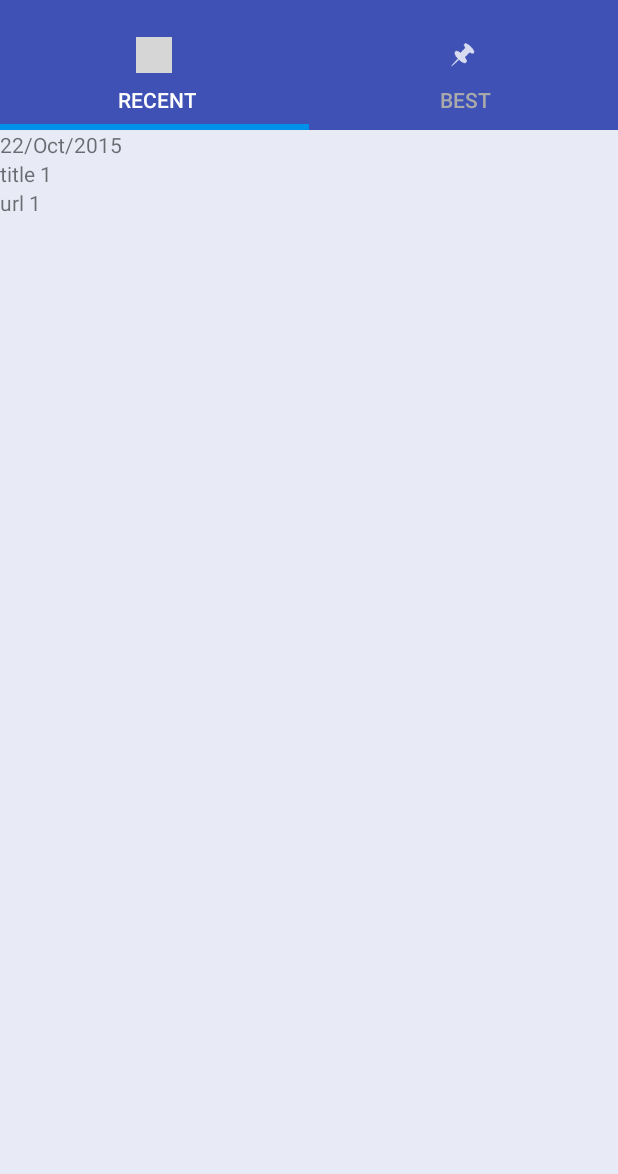
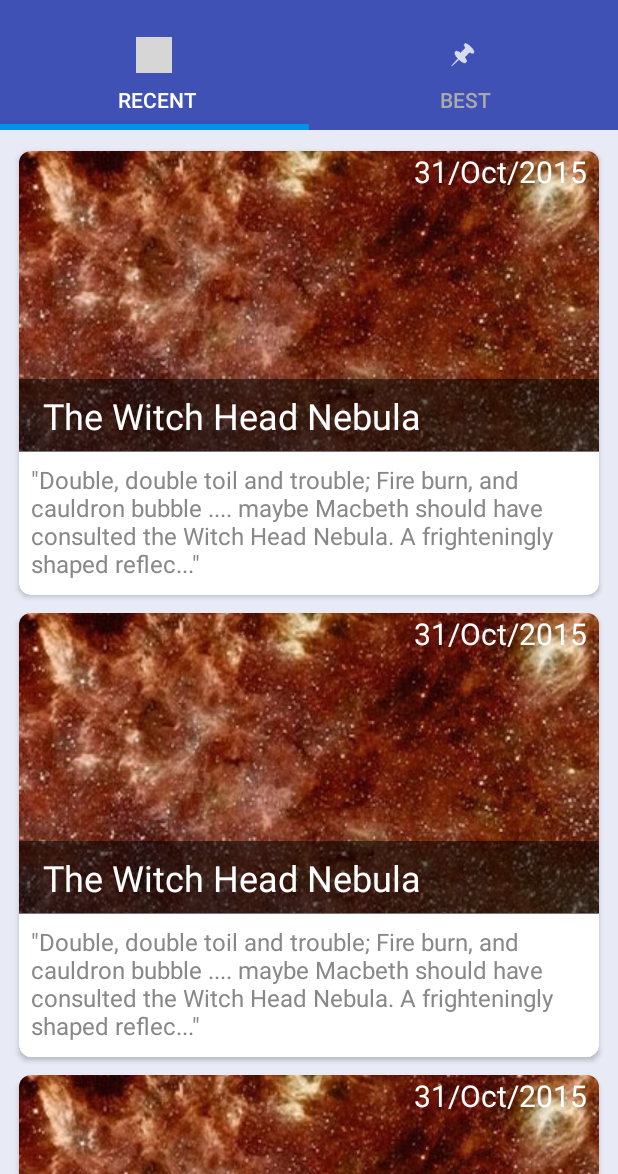
Before and after one commit to danielgimenes/NasaPic, an Android app: the screen it shows after launch (MainActivity), on a phone screen of 412 x 824 dp, the part 62-1236 px from its top. Run offline under Robolectric (Android 15) with nearby library versions, the phone set to English and light mode, and no system bars; our stand-ins replace ButterKnife, Picasso; pictures from the network do not load; 7 statements that could not run were skipped; grey boxes are pictures that could not be loaded.

Commit message:
a first design of the card views (still with mock data)

```diff
--- a/app/src/main/java/br/com/dgimenes/nasapic/control/adapter/APODListAdapter.java
+++ b/app/src/main/java/br/com/dgimenes/nasapic/control/adapter/APODListAdapter.java
@@ -1,25 +1,36 @@
 package br.com.dgimenes.nasapic.control.adapter;
 
+import android.content.Context;
+import android.net.Uri;
 import android.support.v7.widget.RecyclerView;
 import android.view.LayoutInflater;
 import android.view.View;
 import android.view.ViewGroup;
+import android.widget.ImageView;
 import android.widget.TextView;
 
+import com.squareup.picasso.Picasso;
+
+import java.lang.ref.WeakReference;
 import java.text.SimpleDateFormat;
 import java.util.List;
 
 import br.com.dgimenes.nasapic.R;
 import br.com.dgimenes.nasapic.model.APOD;
+import br.com.dgimenes.nasapic.service.DefaultPicasso;
 import butterknife.Bind;
 import butterknife.ButterKnife;
 
 public class APODListAdapter extends RecyclerView.Adapter<APODListAdapter.ViewHolder> {
 
+    private final Picasso picasso;
     private List<APOD> dataset;
+    private WeakReference<Context> contextWeak;
 
     private static final String APOD_DATE_FORMAT = "dd/MMM/yyyy";
     private static SimpleDateFormat dateFormatter = new SimpleDateFormat(APOD_DATE_FORMAT);
+    private APODListAdapter.ErrorListener errorListener;
+    private int listWidth;
 
     public class ViewHolder extends RecyclerView.ViewHolder {
 
@@ -29,17 +40,30 @@ public class APODListAdapter extends RecyclerView.Adapter<APODListAdapter.ViewHo
         @Bind(R.id.title)
         public TextView titleTextView;
 
-        @Bind(R.id.url)
-        public TextView urlTextView;
+        @Bind(R.id.explanation)
+        public TextView explanationTextView;
 
-        public ViewHolder(View rootView) {
-            super(rootView);
-            ButterKnife.bind(this, rootView);
+        @Bind(R.id.apod_preview_image)
+        public ImageView apodPreviewImageView;
+
+        public ViewHolder(View cardView) {
+            super(cardView);
+            ButterKnife.bind(this, cardView);
         }
     }
 
-    public APODListAdapter(List<APOD> dataset) {
+    public APODListAdapter(Context context, List<APOD> dataset, ErrorListener errorListener,
+                           int listWidth) {
         this.dataset = dataset;
+        this.errorListener = errorListener;
+        this.listWidth = listWidth;
+        this.picasso = DefaultPicasso.get(context, new Picasso.Listener() {
+            @Override
+            public void onImageLoadFailed(Picasso picasso, Uri uri, Exception exception) {
+                displayErrorMessage(R.string.error_downloading_apod);
+            }
+        });
+        this.contextWeak = new WeakReference<>(context);
     }
 
     @Override
@@ -53,8 +77,35 @@ public class APODListAdapter extends RecyclerView.Adapter<APODListAdapter.ViewHo
     public void onBindViewHolder(ViewHolder viewHolder, int position) {
         APOD apod = dataset.get(position);
         viewHolder.dateTextView.setText(dateFormatter.format(apod.getDate()));
-        viewHolder.titleTextView.setText(apod.getTitle());
-        viewHolder.urlTextView.setText(apod.getUrl());
+        viewHolder.titleTextView.setText(limitString(apod.getTitle(), 28));
+        viewHolder.explanationTextView.setText(addQuotes(limitString(apod.getExplanation(), 160)));
+        viewHolder.apodPreviewImageView.setTag(apod.getUrl());
+    }
+
+    private String limitString(String text, int maxCharacters) {
+        if (maxCharacters < text.length()) {
+            return text.substring(0, maxCharacters - 3) + "...";
+        } else {
+            return text;
+        }
+    }
+
+    private String addQuotes(String text) {
+        return "\"" + text + "\"";
+    }
+
+    @Override
+    public void onViewAttachedToWindow(ViewHolder viewHolder) {
+        String src = (String) viewHolder.apodPreviewImageView.getTag();
+        picasso.load(src).placeholder(R.drawable.loading).resize(listWidth, 0)
+                .into(viewHolder.apodPreviewImageView);
+    }
+
+    private void displayErrorMessage(int errorMessageResource) {
+        if (errorListener != null) {
+            String errorMessage = contextWeak.get().getResources().getString(errorMessageResource);
+            errorListener.error(errorMessage);
+        }
     }
 
     @Override
@@ -62,6 +113,7 @@ public class APODListAdapter extends RecyclerView.Adapter<APODListAdapter.ViewHo
         return dataset.size();
     }
 
-
-
+    public interface ErrorListener {
+        void error(String errorMessage);
+    }
 }
--- a/app/src/main/java/br/com/dgimenes/nasapic/control/fragment/RecentPicturesFragment.java
+++ b/app/src/main/java/br/com/dgimenes/nasapic/control/fragment/RecentPicturesFragment.java
@@ -1,13 +1,18 @@
 package br.com.dgimenes.nasapic.control.fragment;
 
+import android.content.Context;
+import android.graphics.Point;
 import android.os.Bundle;
 import android.support.annotation.Nullable;
+import android.support.design.widget.Snackbar;
 import android.support.v4.app.Fragment;
 import android.support.v7.widget.LinearLayoutManager;
 import android.support.v7.widget.RecyclerView;
+import android.view.Display;
 import android.view.LayoutInflater;
 import android.view.View;
 import android.view.ViewGroup;
+import android.view.WindowManager;
 
 import java.text.ParseException;
 import java.text.SimpleDateFormat;
@@ -20,7 +25,7 @@ import br.com.dgimenes.nasapic.model.APOD;
 import butterknife.Bind;
 import butterknife.ButterKnife;
 
-public class RecentPicturesFragment extends Fragment {
+public class RecentPicturesFragment extends Fragment implements APODListAdapter.ErrorListener {
 
     @Bind(R.id.recent_pics_recycler_view)
     RecyclerView recyclerView;
@@ -44,16 +49,17 @@ public class RecentPicturesFragment extends Fragment {
         recyclerViewLayoutManager = new LinearLayoutManager(getActivity());
         recyclerView.setLayoutManager(recyclerViewLayoutManager);
 
-
         List<APOD> apods = new ArrayList<>();
         try {
-            apods.add(new APOD("url 1", "explanation 1", "title 1", new SimpleDateFormat("dd/MM/yyyy").parse("22/10/2015")));
-            apods.add(new APOD("url 2", "explanation 2", "title 2", new SimpleDateFormat("dd/MM/yyyy").parse("21/10/2015")));
-            apods.add(new APOD("url 3", "explanation 3", "title 3", new SimpleDateFormat("dd/MM/yyyy").parse("20/10/2015")));
+            APOD apod1 = new APOD("http://apod.nasa.gov/apod/image/1510/IC2118_A_full900.jpg", "Double, double toil and trouble; Fire burn, and cauldron bubble .... maybe Macbeth should have consulted the Witch Head Nebula. A frighteningly shaped reflection nebula, this cosmic crone is about 800 light-years away though. Its malevolent visage seems to glare toward nearby bright star Rigel in Orion, just off the right edge of this frame. More formally known as IC 2118, the interstellar cloud of dust and gas is nearly 70 light-years across, its dust grains reflecting Rigel's starlight. In this composite portrait, the nebula's color is caused not only by the star's intense bluish light but because the dust grains scatter blue light more efficiently than red. The same physical process causes Earth's daytime sky to appear blue, although the scatterers in planet Earth's atmosphere are molecules of nitrogen and oxygen.", "The Witch Head Nebula", new SimpleDateFormat("dd/MM/yyyy").parse("31/10/2015"));
+            apods.add(apod1);
+            apods.add(apod1);
+            apods.add(apod1);
         } catch (ParseException e) {
             e.printStackTrace();
         }
-        recyclerViewAdapter = new APODListAdapter(apods);
+
+        recyclerViewAdapter = new APODListAdapter(getActivity(), apods, this, getDisplayWidth());
         recyclerView.setAdapter(recyclerViewAdapter);
 
 //        setWallpaperButton.setOnClickListener(
@@ -81,4 +87,17 @@ public class RecentPicturesFragment extends Fragment {
 //                }
 //        );
     }
+
+    @Override
+    public void error(String errorMessage) {
+        Snackbar.make(recyclerView, errorMessage, Snackbar.LENGTH_SHORT).show();
+    }
+
+    public int getDisplayWidth() {
+        Display display = ((WindowManager) getActivity().getSystemService(Context.WINDOW_SERVICE))
+                .getDefaultDisplay();
+        Point size = new Point();
+        display.getSize(size);
+        return size.x;
+    }
 }
--- a/app/src/main/res/layout/apod_card.xml
+++ b/app/src/main/res/layout/apod_card.xml
@@ -1,20 +1,59 @@
 <?xml version="1.0" encoding="utf-8"?>
-<LinearLayout xmlns:android="http://schemas.android.com/apk/res/android"
+<android.support.v7.widget.CardView xmlns:android="http://schemas.android.com/apk/res/android"
+    xmlns:card_view="http://schemas.android.com/apk/res-auto"
+    android:id="@+id/card_view"
     android:layout_width="match_parent"
-    android:layout_height="match_parent"
-    android:orientation="vertical">
-    <TextView
-        android:id="@+id/date"
-        android:layout_width="wrap_content"
-        android:layout_height="wrap_content" />
+    android:layout_height="308dp"
+    android:layout_gravity="center"
+    android:layout_marginLeft="8dp"
+    android:layout_marginRight="8dp"
+    card_view:cardCornerRadius="8dp"
+    card_view:cardUseCompatPadding="true">
 
-    <TextView
-        android:id="@+id/title"
-        android:layout_width="wrap_content"
-        android:layout_height="wrap_content" />
+    <RelativeLayout
+        android:layout_width="match_parent"
+        android:layout_height="match_parent">
 
-    <TextView
-        android:id="@+id/url"
-        android:layout_width="wrap_content"
-        android:layout_height="wrap_content" />
-</LinearLayout>
+        <ImageView
+            android:id="@+id/apod_preview_image"
+            android:layout_width="match_parent"
+            android:layout_height="200dp"
+            android:layout_alignParentTop="true"
+            android:scaleType="center"
+            android:src="@drawable/demo_image" />
+
+        <TextView
+            android:id="@+id/title"
+            android:layout_width="match_parent"
+            android:layout_height="wrap_content"
+            android:layout_below="@id/apod_preview_image"
+            android:layout_marginTop="-48dp"
+            android:paddingLeft="16dp"
+            android:paddingBottom="8dp"
+            android:paddingTop="8dp"
+            android:background="#88000000"
+            android:textColor="#FFF"
+            android:textSize="24dp"/>
+
+        <TextView
+            android:id="@+id/date"
+            android:layout_width="wrap_content"
+            android:layout_height="wrap_content"
+            android:layout_alignParentTop="true"
+            android:layout_alignParentRight="true"
+            android:paddingRight="8dp"
+            android:textColor="#FFF"
+            android:textSize="20dp"/>
+
+        <TextView
+            android:id="@+id/explanation"
+            android:layout_width="match_parent"
+            android:layout_height="wrap_content"
+            android:layout_below="@id/apod_preview_image"
+            android:textColor="#888"
+            android:padding="8dp"
+            android:textSize="16dp"/>
+
+    </RelativeLayout>
+
+</android.support.v7.widget.CardView>
--- a/app/src/main/res/layout/fragment_recent_tab.xml
+++ b/app/src/main/res/layout/fragment_recent_tab.xml
@@ -3,4 +3,7 @@
     android:id="@+id/recent_pics_recycler_view"
     android:layout_width="match_parent"
     android:layout_height="match_parent"
+    android:clipToPadding="false"
+    android:paddingBottom="8dp"
+    android:paddingTop="8dp"
     android:scrollbars="vertical" />
```
Also changed, not shown: app/src/main/res/drawable/loading.jpg.
